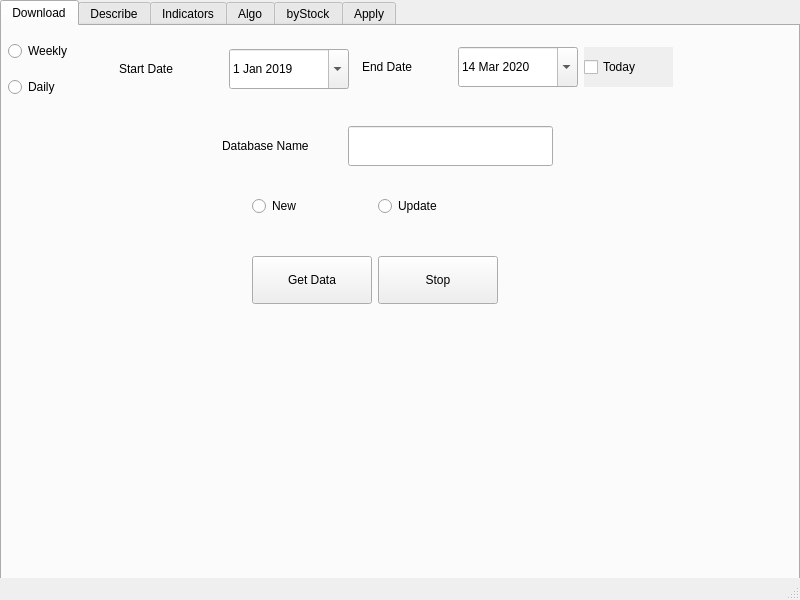
Old version of the form MainWindow.ui in the repository pantoner/stockfrontend.
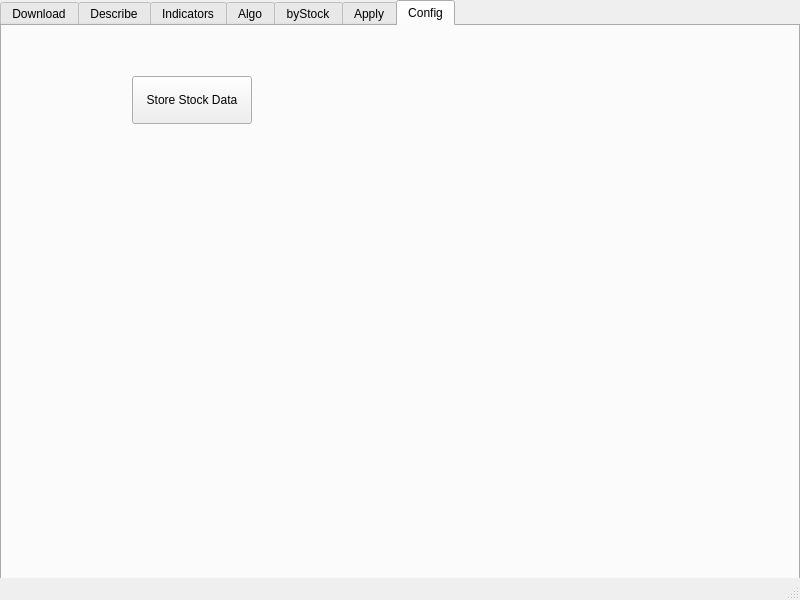
New version of the form.

Diff of the .ui file:
```diff
--- a/MainWindow.ui
+++ b/MainWindow.ui
@@ -60,7 +60,7 @@
      <string notr="true"/>
     </property>
     <property name="currentIndex">
-     <number>0</number>
+     <number>6</number>
     </property>
     <widget class="QWidget" name="Download">
      <attribute name="title">
@@ -323,6 +323,9 @@
       <layout class="QFormLayout" name="formLayout_3">
        <item row="0" column="1">
         <widget class="QPushButton" name="pushButtonStop">
+         <property name="enabled">
+          <bool>false</bool>
+         </property>
          <property name="minimumSize">
           <size>
            <width>120</width>
@@ -483,6 +486,36 @@
       <string>Apply</string>
      </attribute>
     </widget>
+    <widget class="QWidget" name="tabConfig">
+     <attribute name="title">
+      <string>Config</string>
+     </attribute>
+     <widget class="QPushButton" name="pushButtonConfig">
+      <property name="geometry">
+       <rect>
+        <x>130</x>
+        <y>50</y>
+        <width>120</width>
+        <height>48</height>
+       </rect>
+      </property>
+      <property name="minimumSize">
+       <size>
+        <width>120</width>
+        <height>48</height>
+       </size>
+      </property>
+      <property name="baseSize">
+       <size>
+        <width>120</width>
+        <height>48</height>
+       </size>
+      </property>
+      <property name="text">
+       <string>Store Stock Data</string>
+      </property>
+     </widget>
+    </widget>
    </widget>
   </widget>
   <widget class="QMenuBar" name="menubar">
```
Left out of the diff: 23 changed lines with no effect on the pictures.
